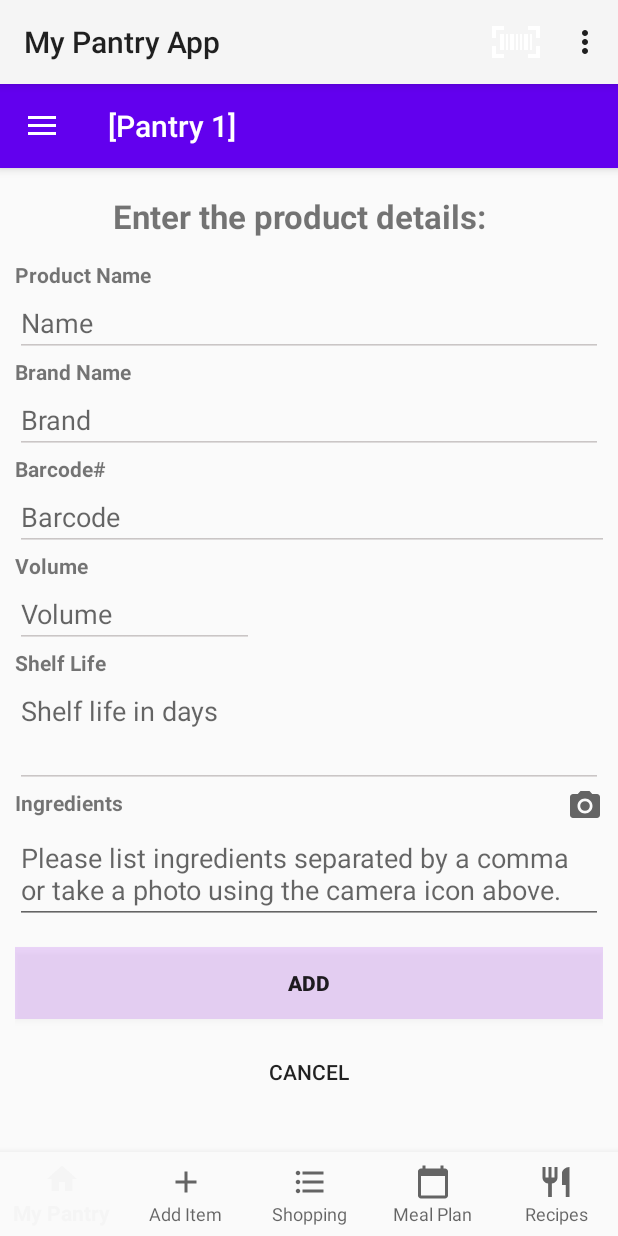
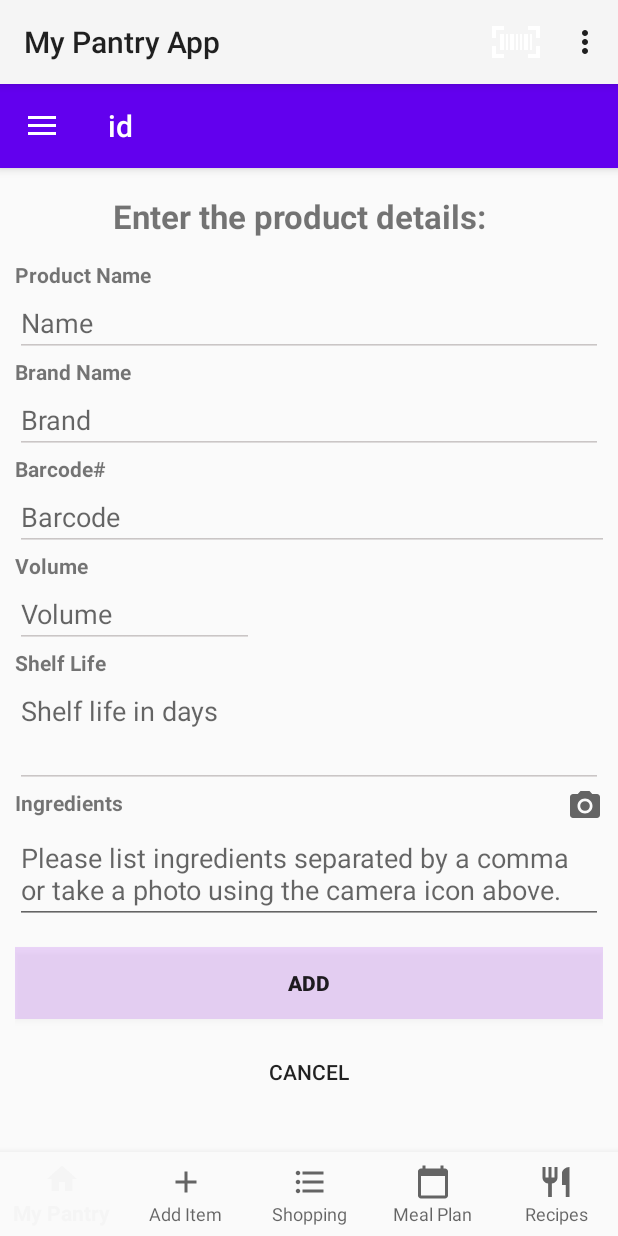
Before and after one commit to JakeBriscoe/MyPantryApp, an Android app: the fragment AddItemManually placed in its activity, on a phone screen of 412 x 824 dp. Run offline under Robolectric (Android 15) with nearby library versions, the phone set to English and light mode, and no system bars; our stand-ins replace Firebase (no records; nobody signed in at launch, a user with empty details on screens opened directly); libraries missing offline, so code that uses them is left out: androidx.constraintlayout.solver; 1 statement that could not run was skipped.

Commit message:
removed unneeded title resets.

```diff
--- a/app/src/main/java/com/example/mypantryapp/AddItemFragment.java
+++ b/app/src/main/java/com/example/mypantryapp/AddItemFragment.java
@@ -107,9 +107,6 @@ public class AddItemFragment extends Fragment {
         BottomNavigationView navBar = getActivity().findViewById(R.id.bottom_navigation_drawer);
         navBar.setVisibility(View.VISIBLE);
 
-        // POSSIBLY NOT NEEDED. Set the toolbar title.
-        Toolbar mActionBarToolbar = getActivity().findViewById(R.id.toolbar);
-        mActionBarToolbar.setTitle("[Pantry 1]");
 
         // When the barcode icon or text is selected, the user should be navigated to the barcode fragment.
         final ImageButton barcodeIcon = v.findViewById(R.id.barcodeIcon);
--- a/app/src/main/java/com/example/mypantryapp/AddItemManually.java
+++ b/app/src/main/java/com/example/mypantryapp/AddItemManually.java
@@ -79,9 +79,6 @@ public class AddItemManually extends Fragment {
         BottomNavigationView navBar = getActivity().findViewById(R.id.bottom_navigation_drawer);
         navBar.setVisibility(View.VISIBLE);
 
-        // POSSIBLY NOT NEEDED. Set toolbar title.
-        Toolbar mActionBarToolbar = getActivity().findViewById(R.id.toolbar);
-        mActionBarToolbar.setTitle("[Pantry 1]");
 
         // When the camera icon is selected, the user should be navigated to the scan ingredients fragment.
         // First need to set a listener to the whole view. The camera icon is on the far right of the view.
--- a/app/src/main/java/com/example/mypantryapp/HomeFragment.java
+++ b/app/src/main/java/com/example/mypantryapp/HomeFragment.java
@@ -29,10 +29,6 @@ public class HomeFragment extends Fragment implements ProductAdapter.ItemClickLi
         BottomNavigationView navBar = getActivity().findViewById(R.id.bottom_navigation_drawer);
         navBar.setVisibility(View.VISIBLE);
 
-        // POSSIBLY NOT NEEDED. Set toolbar title.
-        Toolbar mActionBarToolbar = getActivity().findViewById(R.id.toolbar);
-        mActionBarToolbar.setTitle("[Pantry 1]");
-
         return inflater.inflate(R.layout.fragment_home, container, false);
     }
 
--- a/app/src/main/java/com/example/mypantryapp/MainActivity.java
+++ b/app/src/main/java/com/example/mypantryapp/MainActivity.java
@@ -41,6 +41,7 @@ import com.google.firebase.firestore.QueryDocumentSnapshot;
 import com.google.firebase.firestore.QuerySnapshot;
 
 import java.util.ArrayList;
+import java.util.Map;
 
 
 /**
@@ -96,6 +97,7 @@ public class MainActivity extends AppCompatActivity implements NavigationView.On
             Toolbar toolbar = findViewById(R.id.toolbar);
             setSupportActionBar(toolbar);
 
+
             // Add listener so we can toggle between the menu drawer being open and closed
             ActionBarDrawerToggle toggle = new ActionBarDrawerToggle(this, drawer, toolbar,
                     R.string.navigation_drawer_open, R.string.navigation_drawer_close);
@@ -106,6 +108,8 @@ public class MainActivity extends AppCompatActivity implements NavigationView.On
             Boolean isFirstRun = getSharedPreferences("PREFERENCE", MODE_PRIVATE)
                     .getBoolean("isFirstRun", true);
             String userId = currentUser.getUid(); // Get unique user id, which corresponds with userAuthId in database
+
+
 
             // Get the user from database by matching userId (from authentication) to
             // userAuthId (from 'user' collection in database).
@@ -145,7 +149,28 @@ public class MainActivity extends AppCompatActivity implements NavigationView.On
                     fragment = new HomeFragment();
                     navigationView.setCheckedItem(R.id.nav_pantry1);
                 }
+                String docRefPantry = this.getSharedPreferences("PREFERENCE", Context.MODE_PRIVATE)
+                        .getString("pantryRef", null);
+                DocumentReference docRef = db.collection("pantries").document(docRefPantry);
+                docRef.get().addOnCompleteListener(new OnCompleteListener<DocumentSnapshot>() {
+                    @Override
+                    public void onComplete(@NonNull Task<DocumentSnapshot> task) {
+                        if (task.isSuccessful()) {
+                            DocumentSnapshot document = task.getResult();
+                            if (document.exists()) {
+                                Map<String, Object> data = document.getData();
+                                if (data.get("pantryName") != null) {
+                                    toolbar.setTitle((CharSequence) data.get("pantryName"));
+                                }
+
+                            }
+                        }
+                    }
+                });
+                toolbar.setTitle(docRefPantry);
+
                 // Replace fragment
+
                 getSupportFragmentManager().beginTransaction().replace(R.id.fragment_container,
                         fragment).addToBackStack(null).commit();
             }
--- a/app/src/main/java/com/example/mypantryapp/PlanMealsFragment.java
+++ b/app/src/main/java/com/example/mypantryapp/PlanMealsFragment.java
@@ -20,9 +20,6 @@ public class PlanMealsFragment extends Fragment {
         BottomNavigationView navBar = getActivity().findViewById(R.id.bottom_navigation_drawer);
         navBar.setVisibility(View.VISIBLE);
 
-        // POSSIBLY NOT NEEDED: Set toolbar title.
-        Toolbar mActionBarToolbar = getActivity().findViewById(R.id.toolbar);
-        mActionBarToolbar.setTitle("[Pantry 1]");
 
         return inflater.inflate(R.layout.fragment_plan_meals, container, false);
     }
--- a/app/src/main/java/com/example/mypantryapp/RecipesFragment.java
+++ b/app/src/main/java/com/example/mypantryapp/RecipesFragment.java
@@ -20,9 +20,6 @@ public class RecipesFragment extends Fragment {
         BottomNavigationView navBar = getActivity().findViewById(R.id.bottom_navigation_drawer);
         navBar.setVisibility(View.VISIBLE);
 
-        // POSSIBLY NOT NEEDED. Set toolbar title.
-        Toolbar mActionBarToolbar = getActivity().findViewById(R.id.toolbar);
-        mActionBarToolbar.setTitle("[Pantry 1]");
 
         return inflater.inflate(R.layout.fragment_recipes, container, false);
     }
--- a/app/src/main/java/com/example/mypantryapp/ScanBarcodeFragment.java
+++ b/app/src/main/java/com/example/mypantryapp/ScanBarcodeFragment.java
@@ -58,9 +58,6 @@ public class ScanBarcodeFragment extends Fragment {
         BottomNavigationView navBar = getActivity().findViewById(R.id.bottom_navigation_drawer);
         navBar.setVisibility(View.VISIBLE);
 
-        // POSSIBLY NOT NEEDED. Set toolbar title.
-        Toolbar mActionBarToolbar = getActivity().findViewById(R.id.toolbar);
-        mActionBarToolbar.setTitle("[Pantry 1]");
 
         // Get the camera view
         mCameraView = getActivity().findViewById(R.id.scanBarSufview);
--- a/app/src/main/java/com/example/mypantryapp/ScanIngredientsFragment.java
+++ b/app/src/main/java/com/example/mypantryapp/ScanIngredientsFragment.java
@@ -50,9 +50,6 @@ public class ScanIngredientsFragment extends Fragment {
         BottomNavigationView navBar = getActivity().findViewById(R.id.bottom_navigation_drawer);
         navBar.setVisibility(View.VISIBLE);
 
-        // POSSIBLY NOT NEEDED: Set toolbar title.
-        Toolbar mActionBarToolbar = getActivity().findViewById(R.id.toolbar);
-        mActionBarToolbar.setTitle("[Pantry 1]");
 
         return inflater.inflate(R.layout.fragment_scan_ingredients, container, false);
     }
--- a/app/src/main/java/com/example/mypantryapp/ShoppingListFragment.java
+++ b/app/src/main/java/com/example/mypantryapp/ShoppingListFragment.java
@@ -20,9 +20,6 @@ public class ShoppingListFragment extends Fragment {
         BottomNavigationView navBar = getActivity().findViewById(R.id.bottom_navigation_drawer);
         navBar.setVisibility(View.VISIBLE);
 
-        // POSSIBLY NOT NEEDED: Set toolbar title.
-        Toolbar mActionBarToolbar = getActivity().findViewById(R.id.toolbar);
-        mActionBarToolbar.setTitle("[Pantry 1]");
 
         return inflater.inflate(R.layout.fragment_shopping_list, container, false);
     }
```
